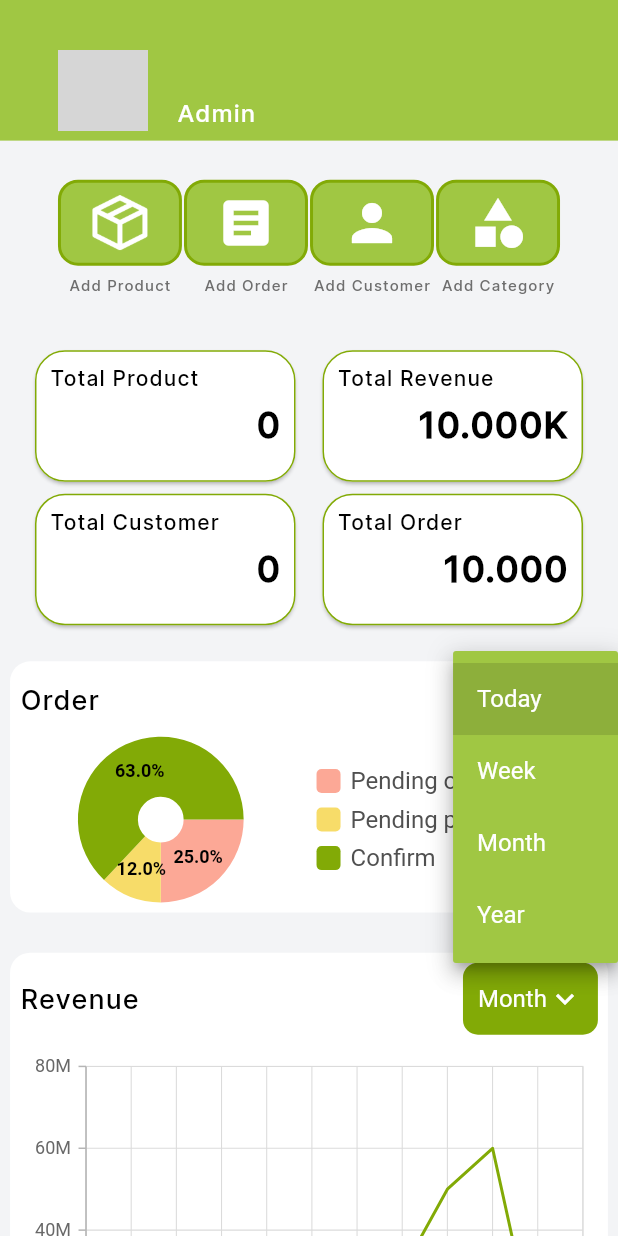
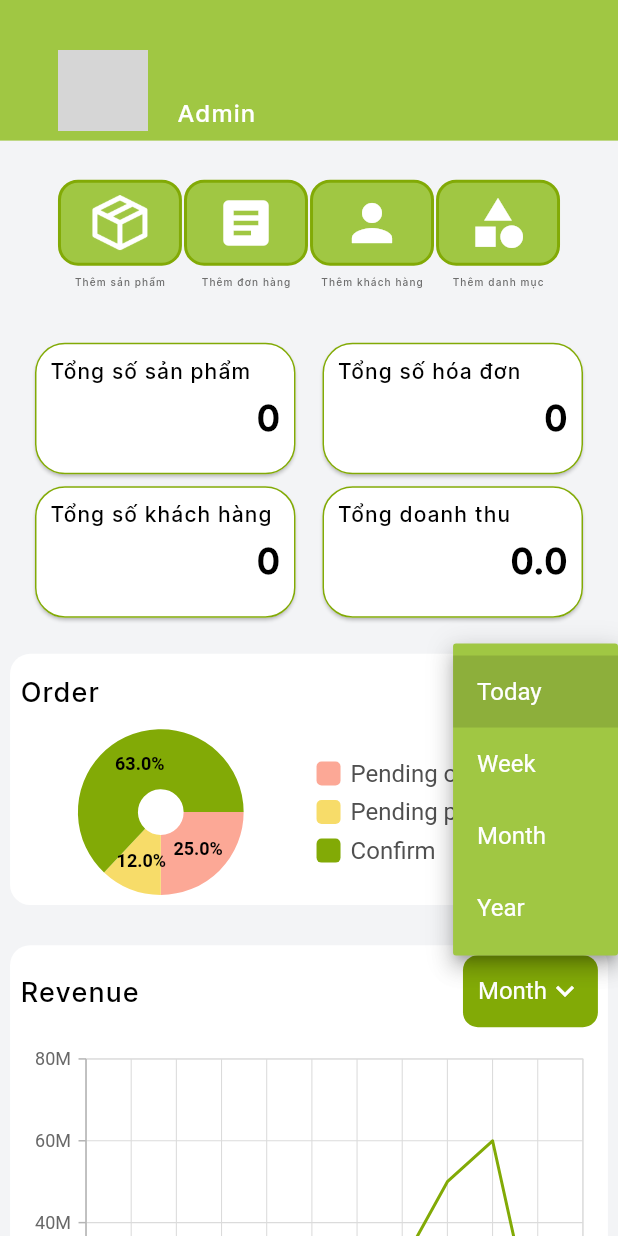
Before and after one commit to vy-lett-otsv/Sahami_App, a Flutter app: the StatisticsView screen opened by its route, after a tap on "Today", on a phone screen of 412 x 824 dp. Run offline on Flutter 3.47's test engine with Material 2 defaults, Android fonts, the light colour scheme and no system bars; drawn by our look-alikes of fl_chart; our stand-ins replace another_flushbar, awesome_notifications, cloud_firestore, dots_indicator, firebase_auth, firebase_core and 8 more; missing offline and left inert: awesome_notifications_fcm; accounts and stored records are empty; network calls fail; grey boxes are pictures that could not be loaded.

Commit message:
fetch total order

```diff
--- a/lib/data/remote/entity/order_entity.dart
+++ b/lib/data/remote/entity/order_entity.dart
@@ -3,7 +3,7 @@ import 'package:sahami_app/data/remote/entity/user_entity.dart';
 class OrderEntity {
   String orderId;
   UserEntity userEntity;
-  double? orderAmount;
+  double orderAmount;
   String? orderStatus;
   String? paymentStatus;
   String? orderNote;
@@ -17,7 +17,7 @@ class OrderEntity {
   OrderEntity(
       {this.orderId = '',
       required this.userEntity,
-      this.orderAmount,
+      this.orderAmount = 0,
       this.orderStatus = 'Chờ xác nhận',
       this.paymentStatus = "",
       this.orderNote,
@@ -62,6 +62,6 @@ class OrderEntity {
 
   @override
   String toString() {
-    return 'OrderEntity{orderId: $orderId}';
+    return 'OrderEntity{orderId: $orderId, orderAmount: $orderAmount}';
   }
 }
--- a/lib/services/auth_service.dart
+++ b/lib/services/auth_service.dart
@@ -4,7 +4,6 @@ import 'package:firebase_messaging/firebase_messaging.dart';
 import 'package:flutter/material.dart';
 import 'package:sahami_app/services/navigation_service.dart';
 import 'package:sahami_app/views/assets/asset_images.dart';
-import 'package:sahami_app/views/constants/ui_strings.dart';
 import '../data/remote/entity/user_entity.dart';
 
 class AuthService {
--- /dev/null
+++ b/lib/viewmodel/statistics_view_model.dart
@@ -0,0 +1,22 @@
+import 'package:cloud_firestore/cloud_firestore.dart';
+import 'package:flutter/material.dart';
+import 'package:sahami_app/data/remote/entity/order_entity.dart';
+
+class StatisticsViewModel extends ChangeNotifier{
+  List<OrderEntity> _orderList = [];
+
+  List<OrderEntity> get orderList => _orderList;
+
+  double _totalRevenue = 0;
+  double get totalRevenue => _totalRevenue;
+
+  Future<void> fetchStatistics() async {
+    final orderSnapshot = await FirebaseFirestore.instance.collection('order').get();
+    _orderList = orderSnapshot.docs.map<OrderEntity>((docSnapshot) {
+      final data = docSnapshot.data();
+      return OrderEntity.fromJson(data);
+    }).toList();
+    _totalRevenue = orderList.fold(0, (sum, item) => sum + item.orderAmount);
+    notifyListeners();
+  }
+}
--- a/lib/views/constants/ui_strings.dart
+++ b/lib/views/constants/ui_strings.dart
@@ -52,15 +52,15 @@ class UIStrings {
   static const String manageProduct = "Manage Product";
   static const String manageCustomer = "Manage Customer";
 
-  static const String addProduct = "Add Product";
-  static const String addOrder = "Add Order";
-  static const String addCustomer = "Add Customer";
-  static const String addCategory = "Add Category";
+  static const String addProduct = "Thêm sản phẩm";
+  static const String addOrder = "Thêm đơn hàng";
+  static const String addCustomer = "Thêm khách hàng";
+  static const String addCategory = "Thêm danh mục";
 
-  static const String totalProduct = "Total Product";
-  static const String totalOrder = "Total Order";
-  static const String totalCustomer = "Total Customer";
-  static const String totalRevenue = "Total Revenue";
+  static const String totalProduct = "Tổng số sản phẩm";
+  static const String totalOrder = "Tổng số hóa đơn";
+  static const String totalCustomer = "Tổng số khách hàng";
+  static const String totalRevenue = "Tổng doanh thu";
 
   //customer
   static const String customerDetail = "Customer Detail";
--- a/lib/views/screens/home/admin/statistics_view.dart
+++ b/lib/views/screens/home/admin/statistics_view.dart
@@ -6,6 +6,7 @@ import 'package:sahami_app/services/auth_service.dart';
 import 'package:sahami_app/services/navigation_service.dart';
 import 'package:sahami_app/viewmodel/customer_view_model.dart';
 import 'package:sahami_app/viewmodel/product_view_model.dart';
+import 'package:sahami_app/viewmodel/statistics_view_model.dart';
 import 'package:sahami_app/views/assets/asset_icons.dart';
 import 'package:sahami_app/views/constants/dimens_manager.dart';
 import 'package:sahami_app/views/constants/ui_color.dart';
@@ -36,6 +37,7 @@ class _StatisticsViewState extends State<StatisticsView> {
 
   final ProductViewModel _productViewModel = ProductViewModel();
   final CustomerViewModel _customerViewModel = CustomerViewModel();
+  final StatisticsViewModel _statisticsViewModel = StatisticsViewModel();
 
   @override
   void initState() {
@@ -44,6 +46,8 @@ class _StatisticsViewState extends State<StatisticsView> {
     _tooltipBehavior = TooltipBehavior(enable: true);
     _productViewModel.fetchProducts("product");
     _customerViewModel.fetchCustomer();
+    _statisticsViewModel.fetchStatistics();
+    // _statisticsViewModel.calculateTotal();
     super.initState();
   }
 
@@ -52,7 +56,8 @@ class _StatisticsViewState extends State<StatisticsView> {
     return MultiProvider(
       providers: [
         ChangeNotifierProvider(create: (_) => _productViewModel),
-        ChangeNotifierProvider(create: (_) => _customerViewModel)
+        ChangeNotifierProvider(create: (_) => _customerViewModel),
+        ChangeNotifierProvider(create: (_) => _statisticsViewModel)
       ],
       child: Scaffold(
         backgroundColor: UIColors.background,
@@ -174,8 +179,10 @@ class _StatisticsViewState extends State<StatisticsView> {
                 title: UIStrings.totalProduct,
                 data: "${productViewModel.productList.length}");
           }),
-          const UICardStatistics(
-              title: UIStrings.totalRevenue, data: "10.000K"),
+          Consumer<StatisticsViewModel>(builder: (_, statisticsViewModel, __) {
+            return UICardStatistics(
+                title: UIStrings.totalOrder, data: "${statisticsViewModel.orderList.length}");
+          }),
           Consumer<CustomerViewModel>(
             builder: (_, customerViewModel, __) {
               return UICardStatistics(
@@ -183,7 +190,10 @@ class _StatisticsViewState extends State<StatisticsView> {
                   data: "${customerViewModel.userList.length}");
             },
           ),
-          const UICardStatistics(title: UIStrings.totalOrder, data: "10.000"),
+          Consumer<StatisticsViewModel>(builder: (_, statisticsViewModel, __) {
+            return UICardStatistics(
+                title: UIStrings.totalRevenue, data: "${statisticsViewModel.totalRevenue}");
+          }),
         ],
       ),
     );
--- a/lib/views/widget/ui_button_statistics.dart
+++ b/lib/views/widget/ui_button_statistics.dart
@@ -39,7 +39,7 @@ class UIButtonStatistics extends StatelessWidget {
             : Icon(icon, color: Colors.white, size: 40),
           ),
           SizedBox(height: DimensManager.dimens.setHeight(10)),
-          UIText(title, size: 10)
+          UIText(title, size: DimensManager.dimens.setSp(10))
         ],
       ),
     );
```
